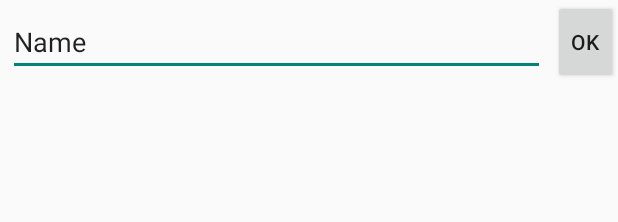
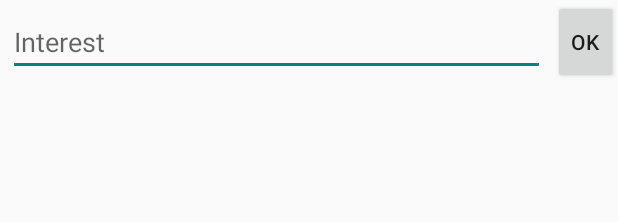
Before and after one commit to JamesSto/Bloom-App, an Android app: the layout fragment_profile.xml on its own in the app's theme, with its tools: preview values and no code run, on a phone screen of 412 x 824 dp. Shown: the top 222 px of the screen. Run offline under Robolectric (Android 15) with nearby library versions, the phone set to English and light mode, and no system bars.

Commit message:
Fixed done button, added hint text to interests

```diff
--- a/Bloom/app/src/main/java/cornell/hacks/bloom/ProfileFragment.java
+++ b/Bloom/app/src/main/java/cornell/hacks/bloom/ProfileFragment.java
@@ -9,6 +9,7 @@ import android.view.LayoutInflater;
 import android.view.View;
 import android.view.ViewGroup;
 import android.view.inputmethod.EditorInfo;
+import android.widget.Button;
 import android.widget.EditText;
 import android.widget.LinearLayout;
 import android.widget.TextView;
@@ -45,13 +46,14 @@ public class ProfileFragment extends Fragment {
 
         ((MainActivity)getActivity()).interestsLayout = (LinearLayout) v.findViewById(R.id.interestList);
         final EditText interestsInput = (EditText) v.findViewById(R.id.interestsInput);
+        final Button submitButton = (Button) v.findViewById(R.id.submitButton);
         ((MainActivity)getActivity()).interestsEdit = interestsInput;
 
         interestsInput.setOnEditorActionListener(new EditText.OnEditorActionListener() {
             @Override
             public boolean onEditorAction(TextView v, int actionId, KeyEvent event) {
-                if (actionId == EditorInfo.IME_ACTION_DONE || actionId == EditorInfo.IME_ACTION_SEND) {
-                    interestsInput.performClick();
+                if (actionId == EditorInfo.IME_ACTION_DONE) {
+                    submitButton.performClick();
                     return true;
                 }
                 return false;
--- a/Bloom/app/src/main/res/layout/fragment_profile.xml
+++ b/Bloom/app/src/main/res/layout/fragment_profile.xml
@@ -19,7 +19,8 @@
             android:imeOptions="actionDone"
             android:layout_margin="5dp"
             android:inputType="text"
-            android:text="Name"
+            android:text=""
+            android:hint="Interest"
             android:ems="10"
             android:id="@+id/interestsInput"
             android:layout_alignParentTop="true"
```
